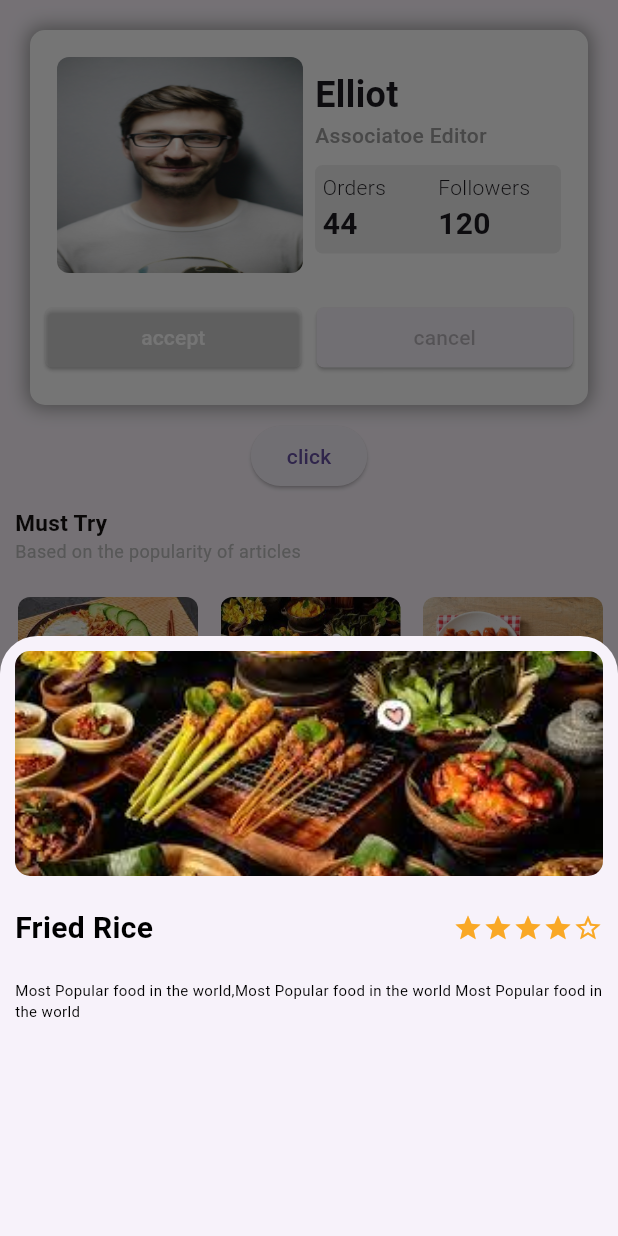
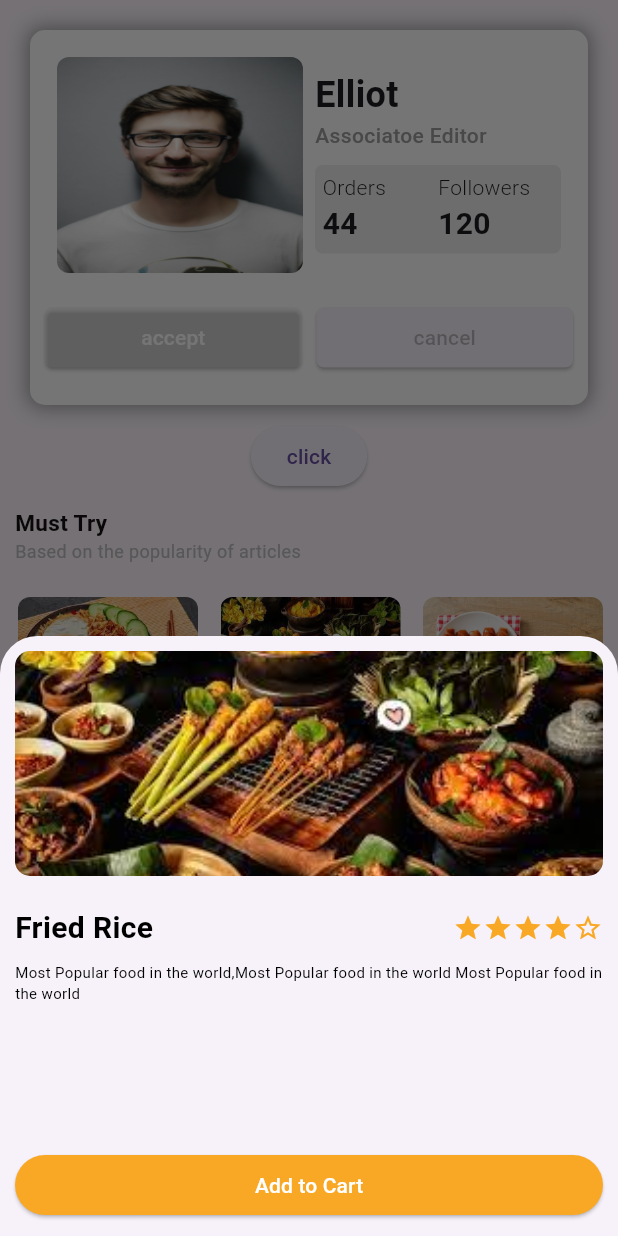
Before and after one commit to dwikysahut/login-apps-flutter, a Flutter app: the HomePage screen opened by its route, after a tap on "click", on a phone screen of 412 x 824 dp. Run offline on Flutter 3.47's test engine with Material 3 defaults, Android fonts, the phone set to English and light mode, and no system bars; our stand-ins replace dio, get.

Commit message:
fix modal

```diff
--- a/lib/presentation/home_page.dart
+++ b/lib/presentation/home_page.dart
@@ -59,8 +59,14 @@ class HomePage extends StatelessWidget {
                                   ],
                                 ),
                                 SizedBox(
-                                  height: 20,
+                                  height: 8,
                                 ),
+                                Expanded(
+                                  flex: 1,
+                                  child: Column(
+                                    mainAxisAlignment:
+                                        MainAxisAlignment.spaceBetween,
+                                    children: [
                                       const Text(
                                         "Most Popular food in the world,Most Popular food in the world Most Popular food in the world",
                                         maxLines: 2,
@@ -69,6 +75,24 @@ class HomePage extends StatelessWidget {
                                             fontWeight: FontWeight.w400,
                                             fontSize: 10),
                                         overflow: TextOverflow.ellipsis,
+                                      ),
+                                      SizedBox(
+                                        height: 20,
+                                      ),
+                                    ],
+                                  ),
+                                ),
+                                SizedBox(
+                                  width: double.infinity,
+                                  child: ElevatedButton(
+                                      onPressed: () {},
+                                      style: ElevatedButton.styleFrom(
+                                        backgroundColor: Colors.yellow[800],
+                                      ),
+                                      child: Text(
+                                        'Add to Cart',
+                                        style: TextStyle(color: Colors.white),
+                                      )),
                                 )
                               ],
                             ),
```
Lines whose indentation alone changed are shown as unchanged.
